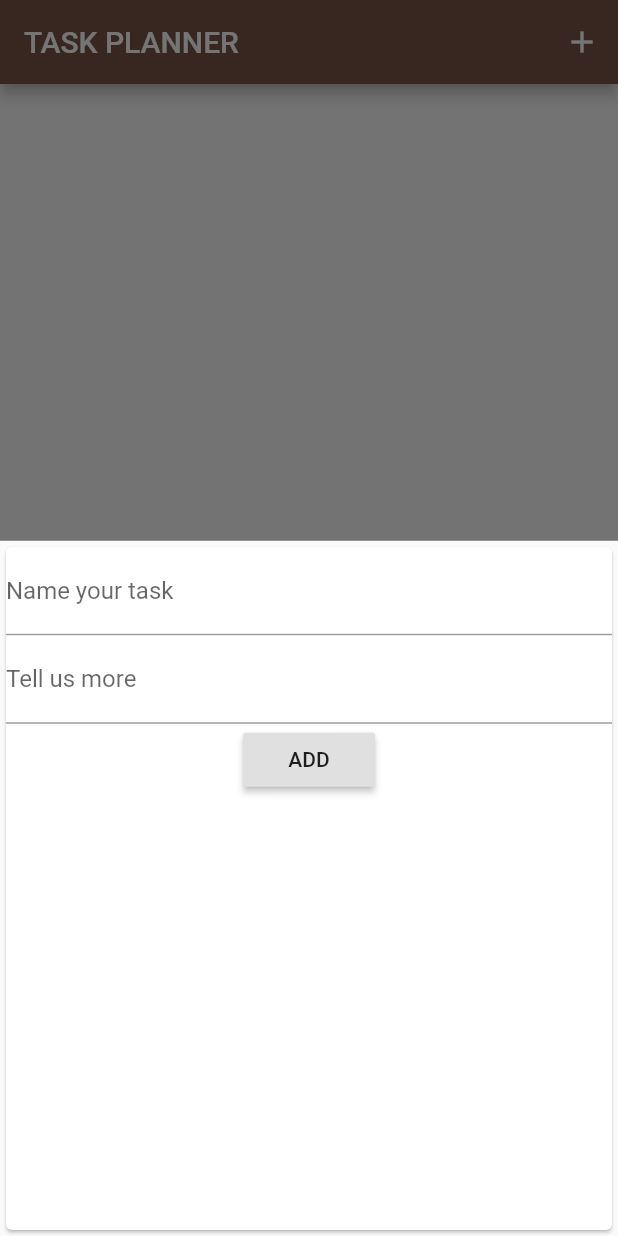
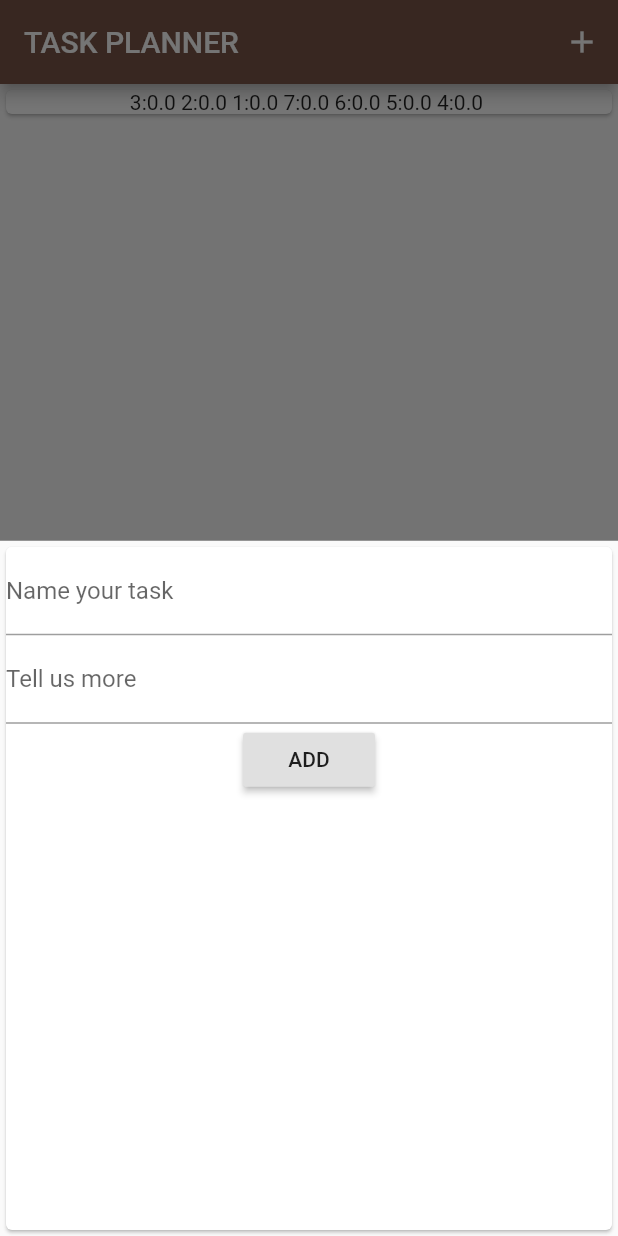
Before and after one commit to nqh00/task_planner, a Flutter app: the screen it shows after launch, after a tap on the "add" icon, on a phone screen of 412 x 824 dp. Run offline on Flutter 3.47's test engine with Material 2 defaults, Android fonts, the phone set to English and light mode, and no system bars.

Commit message:
Map all the recently added task with correspond date of week. Display all the date with task's progresses to the Chart widget.

```diff
--- a/lib/chart.dart
+++ b/lib/chart.dart
@@ -6,19 +6,39 @@ class Chart extends StatelessWidget {
 
   Chart(this.recentTasks);
 
+  // This getter method group all the tasks
+  // Then return a map with week date and the correspond task
+  List<Map<String, Object>> get groupedTaskValue {
+    return List.generate(7, (index) {
+      final weekDay = DateTime.now().subtract(
+        Duration(days: index),
+      );
+      double progress = 0;
+
+      for (int i = 0; i < recentTasks.length; i++) {
+        if (recentTasks[i].date.weekday == weekDay.weekday) {
+          progress += recentTasks[i].progress;
+        }
+      }
+
+      return {
+        'day': '${weekDay.weekday}',
+        'progress': progress,
+        'total': recentTasks.length
+      };
+    }).toList();
+  }
+
   @override
   Widget build(BuildContext context) {
     return Card(
-      child: Column(
-        children: recentTasks.map((tsk) {
-          return Row(children: <Widget>[
-            Card(
-              child: Text(
-                '$recentTasks',
-              ),
-            ),
-          ]);
+      child: Row(
+        children: groupedTaskValue.map((taskValue) {
+          return Text(
+            '${taskValue['day']}:${taskValue['progress']} ',
+          );
         }).toList(),
+        mainAxisAlignment: MainAxisAlignment.center,
       ),
     );
   }
--- a/lib/main.dart
+++ b/lib/main.dart
@@ -40,6 +40,7 @@ class _MyHomePageState extends State<MyHomePage> {
     final _newtsk = Task(
         title: title,
         note: note,
+        progress: 0,
         check: false,
         date: DateTime.now()); // Instantiate new task with default properties
 
--- a/lib/task.dart
+++ b/lib/task.dart
@@ -4,10 +4,14 @@ class Task {
   final String title;
   final String note;
   final bool check;
+  final double progress;
   final DateTime date;
-  Task(
-      {@required this.title,
-      @required this.check,
-      @required this.date,
-      this.note});
+
+  Task({
+    @required this.title,
+    @required this.check,
+    @required this.progress,
+    @required this.date,
+    this.note,
+  });
 }
```
